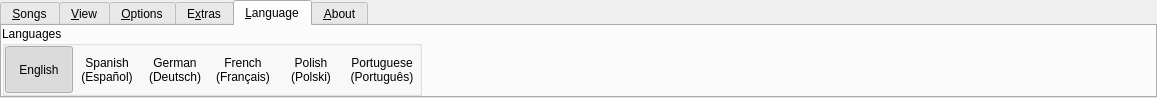
Old version of the form uman/src/ribbon/QURibbonBar.ui in the repository UltraStar-Deluxe/UltraStar-Manager.
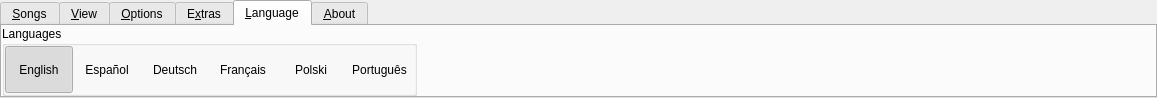
New version of the form. The open tabs and pages were chosen to show the change. Icons and pictures are not drawn.

Commit message: removed translated language strings in language menu

The edit to the form file:
```diff
--- a/uman/src/ribbon/QURibbonBar.ui
+++ b/uman/src/ribbon/QURibbonBar.ui
@@ -2063,8 +2063,7 @@
           <string>Change application language to 'Spanish (Español)'.</string>
          </property>
          <property name="text">
-          <string>Spanish
-(Español)</string>
+          <string notr="true">Español</string>
          </property>
          <property name="icon">
           <iconset resource="../resources/uman.qrc">
@@ -2102,8 +2101,7 @@
           <string>Change application language to 'German (Deutsch)'.</string>
          </property>
          <property name="text">
-          <string>German
-(Deutsch)</string>
+          <string notr="true">Deutsch</string>
          </property>
          <property name="icon">
           <iconset resource="../resources/uman.qrc">
@@ -2141,8 +2139,7 @@
           <string>Change application language to 'French (Français)'.</string>
          </property>
          <property name="text">
-          <string>French
-(Français)</string>
+          <string notr="true">Français</string>
          </property>
          <property name="icon">
           <iconset resource="../resources/uman.qrc">
@@ -2180,8 +2177,7 @@
           <string>Change application language to 'Polish (Polski)'.</string>
          </property>
          <property name="text">
-          <string>Polish
-(Polski)</string>
+          <string notr="true">Polski</string>
          </property>
          <property name="icon">
           <iconset resource="../resources/uman.qrc">
@@ -2219,8 +2215,7 @@
           <string>Change application language to 'Portuguese (Português)'.</string>
          </property>
          <property name="text">
-          <string>Portuguese
-(Português)</string>
+          <string notr="true">Português</string>
          </property>
          <property name="icon">
           <iconset resource="../resources/uman.qrc">
```
Left out of the diff: 11 changed lines with no effect on the pictures.
